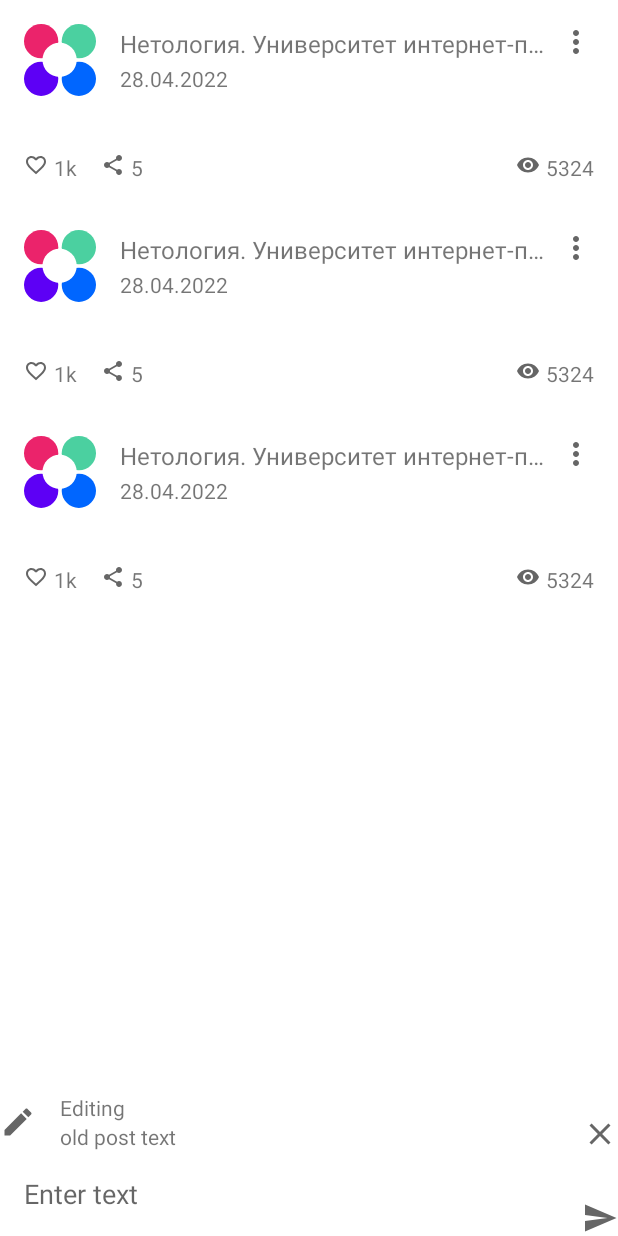
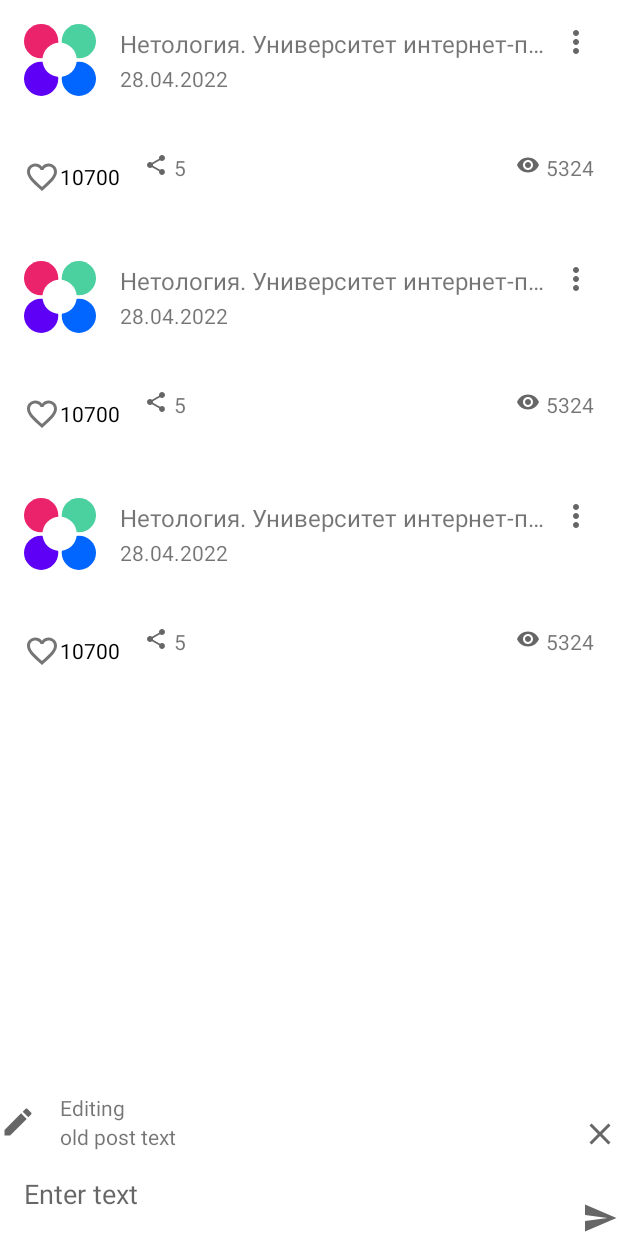
Before and after one commit to NatAnatTer/NMedia, an Android app: the layout activity_main.xml on its own in the app's theme, with its tools: preview values and no code run, on a phone screen of 412 x 824 dp. Run offline under Robolectric (Android 15) with nearby library versions, the phone set to English and light mode, and no system bars.

Commit message:
start change icon

```diff
--- a/app/build.gradle
+++ b/app/build.gradle
@@ -45,4 +45,5 @@ dependencies {
     implementation "androidx.activity:activity-ktx:$activity_version"
     implementation "androidx.lifecycle:lifecycle-viewmodel-ktx:$lifecycle_version"
     implementation "androidx.lifecycle:lifecycle-livedata-ktx:$lifecycle_version"
+    implementation 'com.google.android.material:material:1.6.0'
 }
--- a/app/src/main/java/ru/netology/nmedia/adapter/PostsAdapter.kt
+++ b/app/src/main/java/ru/netology/nmedia/adapter/PostsAdapter.kt
@@ -3,7 +3,6 @@ package ru.netology.nmedia.adapter
 import android.view.LayoutInflater
 import android.view.ViewGroup
 import android.widget.PopupMenu
-import androidx.annotation.DrawableRes
 import androidx.recyclerview.widget.DiffUtil
 import androidx.recyclerview.widget.ListAdapter
 import androidx.recyclerview.widget.RecyclerView
@@ -54,7 +53,8 @@ internal class PostsAdapter(
         init {
             binding.like.setOnClickListener { listener.onLikeClicked(post) }
             binding.reposts.setOnClickListener { listener.onRepostClicked(post) }
-        }
+            binding.menu.setOnClickListener { popupMenu.show()}
+            }
 
         fun bind(post: Post) {
             this.post = post
@@ -62,19 +62,19 @@ internal class PostsAdapter(
                 authorName.text = post.author
                 date.text = post.published
                 post.content.also { postBody.text = it }
-                like.setImageResource(getLikeIconResId(post.likedByMe))
-                likesCount.text = getTextViewCount(post.likes)
+               // like.setButtonDrawable(getLikeIconResId(post.likedByMe))
+                like.text = getTextViewCount(post.likes)
+                like.isChecked = post.likedByMe
                 usersViewsCount.text = getTextViewCount(post.views)
                 repostsCount.text = getTextViewCount(post.reposts)
                 avatar.setImageResource(post.avatar)
-                menu.setOnClickListener { popupMenu.show() }
 
             }
         }
 
-        @DrawableRes
-        fun getLikeIconResId(liked: Boolean) =
-            if (liked) R.drawable.ic_liked_16 else R.drawable.ic_likes_16
+//        @DrawableRes
+//        fun getLikeIconResId(liked: Boolean) =
+//            if (liked) R.drawable.ic_liked_24 else R.drawable.ic_likes_24
     }
 
     private object DiffCallBack : DiffUtil.ItemCallback<Post>() {
--- a/app/src/main/java/ru/netology/nmedia/data/impl/InMemoryPostRepository.kt
+++ b/app/src/main/java/ru/netology/nmedia/data/impl/InMemoryPostRepository.kt
@@ -69,7 +69,7 @@ class InMemoryPostRepository : PostRepository {
     }
 
     private companion object {
-        const val GENERATED_POST_AMOUNT = 100
+        const val GENERATED_POST_AMOUNT = 3
     }
 }
 
--- /dev/null
+++ b/app/src/main/res/drawable/ic_like_24dp.xml
@@ -0,0 +1,5 @@
+<?xml version="1.0" encoding="utf-8"?>
+<selector xmlns:android="http://schemas.android.com/apk/res/android">
+    <item android:drawable="@drawable/ic_liked_24" android:state_checked="true" />
+        <item android:drawable="@drawable/ic_likes_24" />
+</selector>
--- a/app/src/main/res/drawable/ic_liked_16.xml
+++ b/app/src/main/res/drawable/ic_liked_24.xml
@@ -1,5 +1,5 @@
-<vector android:height="16dp" android:tint="#FF0000"
+<vector android:height="24dp" android:tint="#FF0000"
     android:viewportHeight="24" android:viewportWidth="24"
-    android:width="16dp" xmlns:android="http://schemas.android.com/apk/res/android">
+    android:width="24dp" xmlns:android="http://schemas.android.com/apk/res/android">
     <path android:fillColor="@android:color/white" android:pathData="M12,21.35l-1.45,-1.32C5.4,15.36 2,12.28 2,8.5 2,5.42 4.42,3 7.5,3c1.74,0 3.41,0.81 4.5,2.09C13.09,3.81 14.76,3 16.5,3 19.58,3 22,5.42 22,8.5c0,3.78 -3.4,6.86 -8.55,11.54L12,21.35z"/>
 </vector>
--- a/app/src/main/res/drawable/ic_likes_16.xml
+++ b/app/src/main/res/drawable/ic_likes_24.xml
@@ -1,5 +1,5 @@
-<vector android:height="16dp" android:tint="?attr/colorControlNormal"
+<vector android:height="24dp" android:tint="?attr/colorControlNormal"
     android:viewportHeight="24" android:viewportWidth="24"
-    android:width="16dp" xmlns:android="http://schemas.android.com/apk/res/android">
+    android:width="24dp" xmlns:android="http://schemas.android.com/apk/res/android">
     <path android:fillColor="@android:color/white" android:pathData="M16.5,3c-1.74,0 -3.41,0.81 -4.5,2.09C10.91,3.81 9.24,3 7.5,3 4.42,3 2,5.42 2,8.5c0,3.78 3.4,6.86 8.55,11.54L12,21.35l1.45,-1.32C18.6,15.36 22,12.28 22,8.5 22,5.42 19.58,3 16.5,3zM12.1,18.55l-0.1,0.1 -0.1,-0.1C7.14,14.24 4,11.39 4,8.5 4,6.5 5.5,5 7.5,5c1.54,0 3.04,0.99 3.57,2.36h1.87C13.46,5.99 14.96,5 16.5,5c2,0 3.5,1.5 3.5,3.5 0,2.89 -3.14,5.74 -7.9,10.05z"/>
 </vector>
--- a/app/src/main/res/layout/post_list_item.xml
+++ b/app/src/main/res/layout/post_list_item.xml
@@ -4,8 +4,7 @@
     xmlns:tools="http://schemas.android.com/tools"
     android:layout_width="match_parent"
     android:layout_height="wrap_content"
-    android:padding="16dp"
-    >
+    android:padding="16dp">
 
 
     <ImageView
@@ -86,30 +85,20 @@
         app:barrierDirection="bottom"
         app:constraint_referenced_ids="postBody" />
 
-    <androidx.appcompat.widget.AppCompatImageButton
+
+    <com.google.android.material.checkbox.MaterialCheckBox
         android:id="@+id/like"
-        android:layout_width="0dp"
+        android:layout_width="wrap_content"
         android:layout_height="wrap_content"
-        android:layout_marginTop="@dimen/margin_top"
-        android:background="@android:color/transparent"
+        android:button="@drawable/ic_like_24dp"
         android:contentDescription="@string/likes"
-        android:src="@drawable/ic_likes_16"
         app:layout_constraintStart_toStartOf="parent"
-        app:layout_constraintTop_toBottomOf="@id/body_barrier" />
+        app:layout_constraintTop_toBottomOf="@id/body_barrier"
+        tools:text="10700"
+        />
 
-    <androidx.appcompat.widget.AppCompatTextView
-        android:id="@+id/likes_count"
-        android:layout_width="0dp"
-        android:layout_height="wrap_content"
-        android:layout_marginStart="4dp"
-        android:layout_marginTop="@dimen/margin_top"
 
-        android:textSize="14sp"
-        app:layout_constraintStart_toEndOf="@id/like"
-        app:layout_constraintTop_toBottomOf="@id/body_barrier"
-        tools:ignore="MissingConstraints,SmallSp"
-        tools:layout_editor_absoluteX="16dp"
-        tools:text="1k" />
+
 
     <androidx.appcompat.widget.AppCompatImageButton
         android:id="@+id/reposts"
@@ -120,7 +109,7 @@
         android:background="@android:color/transparent"
         android:contentDescription="@string/share"
         android:src="@drawable/ic_share_24"
-        app:layout_constraintStart_toEndOf="@id/likes_count"
+        app:layout_constraintStart_toEndOf="@id/like"
         app:layout_constraintTop_toBottomOf="@id/body_barrier" />
 
     <androidx.appcompat.widget.AppCompatTextView
```
